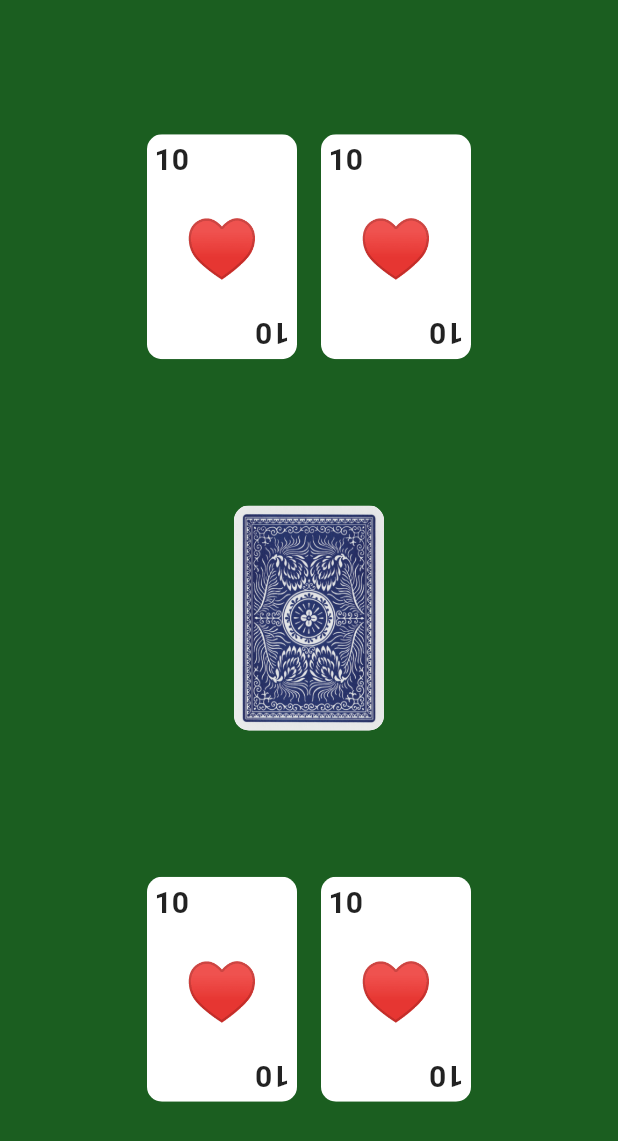
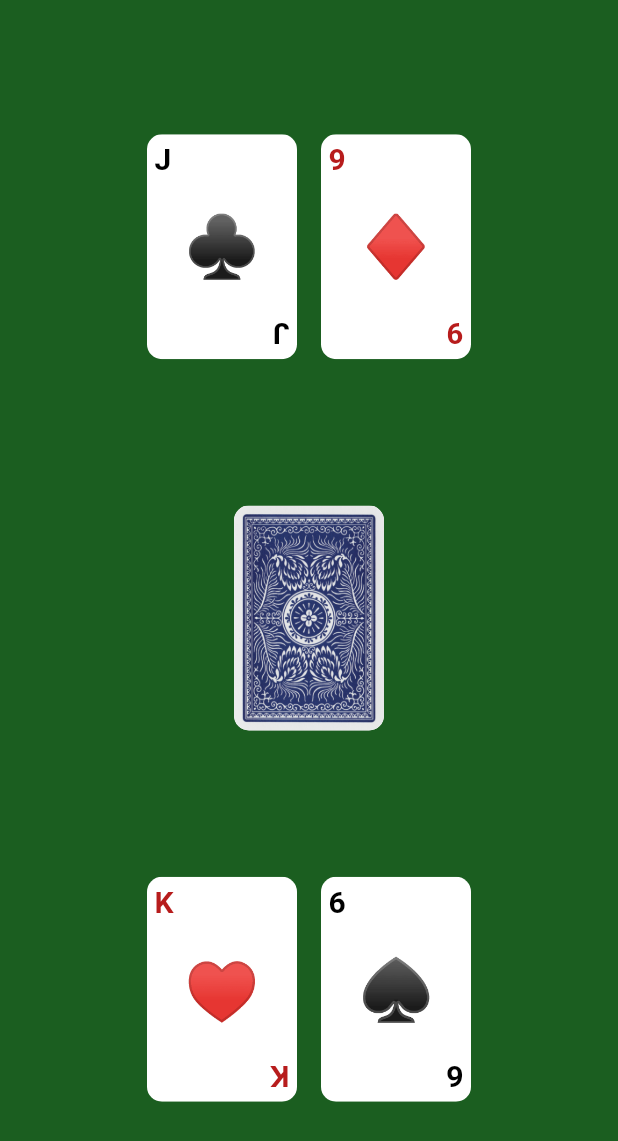
Before and after one commit to luccanog/black-jack-front, a Flutter app: the screen it shows after launch, on a phone screen of 412 x 824 dp. Shown: the top 1141 px of the screen. Run offline on Flutter 3.47's test engine with Material 2 defaults, Android fonts, the phone set to English and light mode, and no system bars.

Commit message:
card properties by params

```diff
--- a/lib/card/card-front.dart
+++ b/lib/card/card-front.dart
@@ -1,6 +1,5 @@
 import 'dart:math';
 
-import 'package:blackjack/card/card-suits.dart';
 import 'package:flutter/material.dart';
 
 class PlayingCard extends StatelessWidget {
@@ -9,6 +8,7 @@ class PlayingCard extends StatelessWidget {
   final number;
 
   PlayingCard({this.suit, this.color, this.number});
+
   @override
   Widget build(BuildContext context) {
     return Padding(
@@ -27,25 +27,25 @@ class PlayingCard extends StatelessWidget {
                 Row(
                   children: [
                     Text(
-                      '10',
+                      number,
                       style: TextStyle(
-                        fontSize: 20,
-                        fontWeight: FontWeight.bold,
-                      ),
+                          fontSize: 20,
+                          fontWeight: FontWeight.bold,
+                          color: color),
                     ),
                   ],
                 ),
-                heart(),
+                suit,
                 Transform.rotate(
                   angle: pi,
                   child: Row(
                     children: [
                       Text(
-                        '10',
+                        number,
                         style: TextStyle(
-                          fontSize: 20,
-                          fontWeight: FontWeight.bold,
-                        ),
+                            fontSize: 20,
+                            fontWeight: FontWeight.bold,
+                            color: color),
                       ),
                     ],
                   ),
--- a/lib/home.dart
+++ b/lib/home.dart
@@ -2,6 +2,8 @@ import 'package:flutter/material.dart';
 
 import 'card/card-back.dart';
 import 'card/card-front.dart';
+
+import 'package:blackjack/card/card-suits.dart';
 
 class MyHomePage extends StatefulWidget {
   MyHomePage({Key key, this.title}) : super(key: key);
@@ -25,16 +27,32 @@ class _MyHomePageState extends State<MyHomePage> {
                 Row(
                   mainAxisAlignment: MainAxisAlignment.center,
                   children: [
-                    PlayingCard(),
-                    PlayingCard(),
+                    PlayingCard(
+                      suit: clover(),
+                      color: Colors.black,
+                      number: 'J',
+                    ),
+                    PlayingCard(
+                      suit: diamond(),
+                      color: Colors.red[900],
+                      number: '9',
+                    ),
                   ],
                 ),
                 CardBack(),
                 Row(
                   mainAxisAlignment: MainAxisAlignment.center,
                   children: [
-                    PlayingCard(),
-                    PlayingCard(),
+                    PlayingCard(
+                      suit: heart(),
+                      color: Colors.red[900],
+                      number: 'K',
+                    ),
+                    PlayingCard(
+                      suit: spade(),
+                      color: Colors.black,
+                      number: '6',
+                    ),
                   ],
                 )
               ],
```
